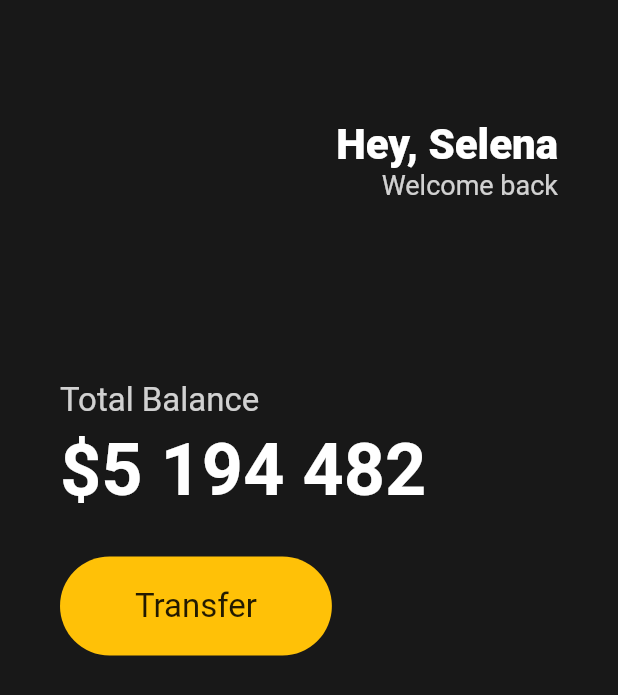
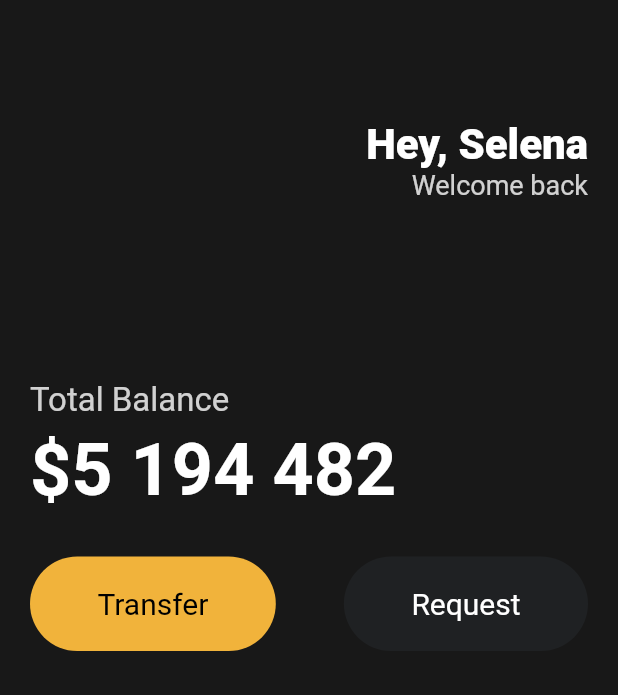
Before and after one commit to yjinjo/toonflix, a Flutter app: the screen it shows after launch, on a phone screen of 412 x 824 dp. Shown: the top 695 px of the screen. Run offline on Flutter 3.47's test engine with Material 2 defaults, Android fonts, the phone set to English and light mode, and no system bars.

Commit message:
#1. UI - Reusable Widgets (Button)

```diff
--- a/lib/main.dart
+++ b/lib/main.dart
@@ -1,4 +1,5 @@
 import 'package:flutter/material.dart';
+import 'package:toonflix/widgets/button.dart';
 
 void main() {
   runApp(const App());
@@ -14,7 +15,7 @@ class App extends StatelessWidget {
         backgroundColor: const Color(0xFF181818),
         body: Padding(
           padding: const EdgeInsets.symmetric(
-            horizontal: 40,
+            horizontal: 20,
           ),
           child: Column(
             crossAxisAlignment: CrossAxisAlignment.start,
@@ -71,28 +72,21 @@ class App extends StatelessWidget {
               const SizedBox(
                 height: 30,
               ),
-              Row(
+              const Row(
+                mainAxisAlignment: MainAxisAlignment.spaceBetween,
                 children: [
-                  Container(
-                    decoration: BoxDecoration(
-                      color: Colors.amber,
-                      borderRadius: BorderRadius.circular(45),
-                    ),
-                    child: const Padding(
-                      padding: EdgeInsets.symmetric(
-                        vertical: 20,
-                        horizontal: 50,
-                      ),
-                      child: Text(
-                        "Transfer",
-                        style: TextStyle(
-                          fontSize: 22,
-                        ),
-                      ),
-                    ),
+                  Button(
+                    text: "Transfer",
+                    bgColor: Color(0xFFF1B33B),
+                    textColor: Colors.black,
+                  ),
+                  Button(
+                    text: "Request",
+                    bgColor: Color(0xFF1F2123),
+                    textColor: Colors.white,
                   ),
                 ],
-              )
+              ),
             ],
           ),
         ),
--- /dev/null
+++ b/lib/widgets/button.dart
@@ -0,0 +1,37 @@
+import 'package:flutter/material.dart';
+
+class Button extends StatelessWidget {
+  final String text;
+  final Color bgColor;
+  final Color textColor;
+
+  const Button({
+    super.key,
+    required this.text,
+    required this.bgColor,
+    required this.textColor,
+  });
+
+  @override
+  Widget build(BuildContext context) {
+    return Container(
+      decoration: BoxDecoration(
+        color: bgColor,
+        borderRadius: BorderRadius.circular(45),
+      ),
+      child: Padding(
+        padding: const EdgeInsets.symmetric(
+          vertical: 20,
+          horizontal: 45,
+        ),
+        child: Text(
+          text,
+          style: TextStyle(
+            color: textColor,
+            fontSize: 20,
+          ),
+        ),
+      ),
+    );
+  }
+}
```
